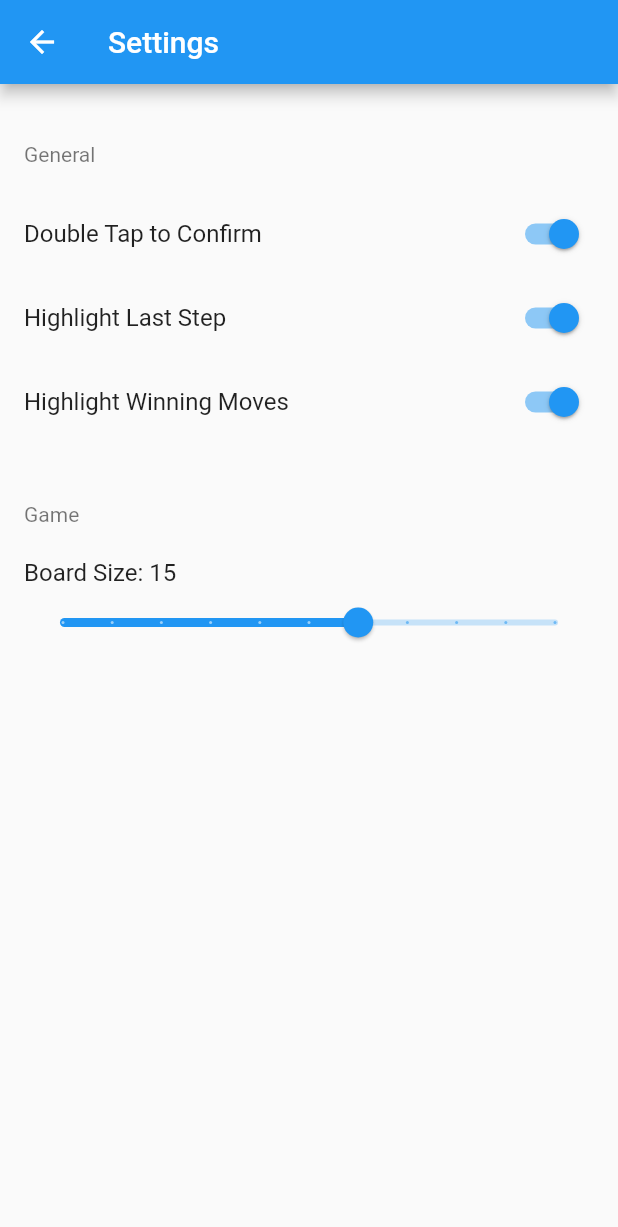
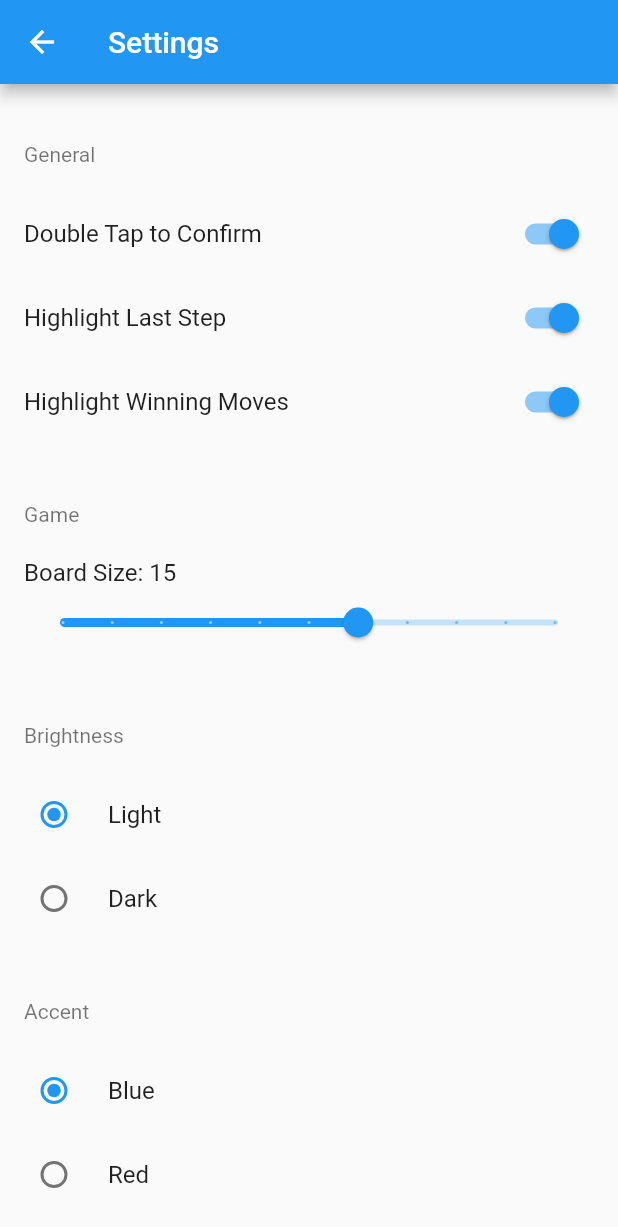
Before and after one commit to PeterKeDer/connect-5-flutter, a Flutter app: the screen it shows after launch, after a tap on the "settings" icon, on a phone screen of 412 x 824 dp. Shown: the top 1227 px of the screen. Run offline on Flutter 3.47's test engine with Material 2 defaults, Android fonts, the phone set to English and light mode, and no system bars; our stand-ins replace shared_preferences.

Commit message:
Add theme: can choose brightness and accent

```diff
--- a/lib/components/popup_action_sheet.dart
+++ b/lib/components/popup_action_sheet.dart
@@ -31,7 +31,7 @@ class PopupActionSheet extends StatelessWidget {
             padding: const EdgeInsets.symmetric(vertical: 12),
             child: Text(
               title,
-            style: TextStyle(color: Colors.black45),
+              style: TextStyle(color: Theme.of(context).textTheme.caption.color),
             ),
           ),
 
--- a/lib/components/status_bar.dart
+++ b/lib/components/status_bar.dart
@@ -102,7 +102,7 @@ class _GameStatusBarState extends State<GameStatusBar> with SingleTickerProvider
     return Container(
       height: BAR_HEIGHT,
       decoration: BoxDecoration(
-        color: Colors.lightBlue.withAlpha(180),
+        color: Theme.of(context).colorScheme.primary.withAlpha(180),
         borderRadius: BorderRadius.circular(BORDER_RADIUS),
       ),
       child: Padding(
@@ -110,7 +110,6 @@ class _GameStatusBarState extends State<GameStatusBar> with SingleTickerProvider
         child: Row(
           mainAxisAlignment: MainAxisAlignment.spaceBetween,
           children: <Widget>[
-            // TODO: maybe animate this
             if (!gameController.game.isFinished)
               _buildPieceIndicator(gameController.game.currentSide),
             _buildStatusText(gameController),
--- a/lib/helpers/settings_manager.dart
+++ b/lib/helpers/settings_manager.dart
@@ -1,4 +1,4 @@
-import 'package:flutter/foundation.dart';
+import 'package:flutter/material.dart';
 import 'package:shared_preferences/shared_preferences.dart';
 
 abstract class Settings {
@@ -17,22 +17,36 @@ class SettingsManager extends ChangeNotifier implements Settings {
   static const MIN_BOARD_SIZE = 9;
   static const MAX_BOARD_SIZE = 19;
 
+  static const APP_BRIGHTNESS_KEY = 'APP_BRIGHTNESS_KEY';
+  static const APP_BRIGHTNESS = {
+    'Light': Brightness.light,
+    'Dark': Brightness.dark
+  };
+
+  static const APP_ACCENT_KEY = 'APP_ACCENT_KEY';
+  static const APP_ACCENT = {
+    'Blue': Colors.blue,
+    'Red': Colors.red,
+    'Green': Colors.green,
+    'Orange': Colors.orange,
+    'Grey': Colors.grey
+  };
+
   SharedPreferences preferences;
 
-  bool isLoaded = false;
-
-  SettingsManager() {
-    SharedPreferences.getInstance().then(_initialize);
+  Future<void> initAsync() {
+    return SharedPreferences.getInstance().then(_initialize);
   }
 
   void _initialize(SharedPreferences preferences) {
     this.preferences = preferences;
-    isLoaded = true;
 
     _shouldDoubleTapConfirm = preferences.getBool(DOUBLE_TAP_CONFIRM_KEY) ?? true;
     _shouldHighlightLastStep = preferences.getBool(HIGHLIGHT_LAST_STEP_KEY) ?? true;
     _shouldHighlightWinningMoves = preferences.getBool(HIGHLIGHT_WINNING_MOVES_KEY) ?? true;
     _boardSize = preferences.getInt(BOARD_SIZE_KEY) ?? 15;
+    _appBrightnessString = preferences.getString(APP_BRIGHTNESS_KEY) ?? APP_BRIGHTNESS.keys.first;
+    _appAccentString = preferences.getString(APP_ACCENT_KEY) ?? APP_ACCENT.keys.first;
 
     notifyListeners();
   }
@@ -78,4 +92,29 @@ class SettingsManager extends ChangeNotifier implements Settings {
       notifyListeners();
     }
   }
+
+  ThemeData get appTheme => ThemeData(
+    brightness: APP_BRIGHTNESS[_appBrightnessString],
+    primarySwatch: APP_ACCENT[_appAccentString],
+  );
+
+  String _appBrightnessString;
+
+  String get appBrightnessString => _appBrightnessString;
+
+  set appBrightnessString(String value) {
+    _appBrightnessString = value;
+    preferences.setString(APP_BRIGHTNESS_KEY, value);
+    notifyListeners();
+  }
+
+  String _appAccentString;
+
+  String get appAccentString => _appAccentString;
+
+  set appAccentString(String value) {
+    _appAccentString = value;
+    preferences.setString(APP_ACCENT_KEY, value);
+    notifyListeners();
+  }
 }
--- a/lib/helpers/storage_manager.dart
+++ b/lib/helpers/storage_manager.dart
@@ -12,10 +12,6 @@ class GameStorageManager extends ChangeNotifier {
   static final shared = GameStorageManager();
 
   var games = StorableGames();
-
-  GameStorageManager() {
-    _readGames().then((_) => notifyListeners());
-  }
 
   /// Get the file where games are saved
   Future<File> get _gamesFile async {
@@ -68,7 +64,7 @@ class GameStorageManager extends ChangeNotifier {
   }
 
   /// Read from file to get saved games
-  Future<void> _readGames() async {
+  Future<void> readGamesAsync() async {
     final file = await _ensureGamesFile;
     final contentStr = await file.readAsString();
     games = StorableGames.fromJson(json.decode(contentStr));
--- a/lib/main.dart
+++ b/lib/main.dart
@@ -6,24 +6,37 @@ import 'package:flutter/services.dart';
 import 'package:provider/provider.dart';
 
 
-void main() => runApp(Connect5App());
+void main() async {
+  final settingsManager = SettingsManager();
+  final gameStorageManager = GameStorageManager();
+
+  await gameStorageManager.readGamesAsync();
+  await settingsManager.initAsync();
+
+  runApp(Connect5App(settingsManager, gameStorageManager));
+}
 
 class Connect5App extends StatelessWidget {
+  final SettingsManager settingsManager;
+  final GameStorageManager gameStorageManger;
+
+  Connect5App(this.settingsManager, this.gameStorageManger);
+
   @override
   Widget build(BuildContext context) {
     SystemChrome.setEnabledSystemUIOverlays([]);
 
     return MultiProvider(
       providers: [
-        ChangeNotifierProvider<GameStorageManager>.value(value: GameStorageManager()),
-        ChangeNotifierProvider<SettingsManager>.value(value: SettingsManager()),
+        ChangeNotifierProvider<GameStorageManager>.value(value: gameStorageManger),
+        ChangeNotifierProvider<SettingsManager>.value(value: settingsManager),
       ],
-      child: MaterialApp(
-        title: 'Connect 5',
-        theme: ThemeData(
-          primarySwatch: Colors.blue,
+      child: Builder(
+        builder: (context) => MaterialApp(
+          title: 'Connect 5',
+          theme: Provider.of<SettingsManager>(context).appTheme,
+          home: StartPage(),
         ),
-        home: StartPage(),
       )
     );
   }
--- a/lib/models/game_mode.dart
+++ b/lib/models/game_mode.dart
@@ -21,7 +21,8 @@ Widget getIcon(GameMode gameMode, {double size = 25, Color color = Colors.black4
         height: size,
         width: size,
         decoration: BoxDecoration(
-          color: color,
+          color: Colors.black,
+          border: Border.all(color: color, width: 2),
           borderRadius: BorderRadius.circular(size / 2),
         ),
       );
--- a/lib/pages/game_page.dart
+++ b/lib/pages/game_page.dart
@@ -140,7 +140,6 @@ class _GamePageState extends State<GamePage> with TickerProviderStateMixin {
     return ChangeNotifierProvider<GameController>.value(
       value: gameController,
       child: Scaffold(
-        backgroundColor: const Color.fromRGBO(240, 240, 240, 1),
         body: SafeArea(
           child: Stack(
             children: <Widget>[
--- a/lib/pages/settings_page.dart
+++ b/lib/pages/settings_page.dart
@@ -6,30 +6,33 @@ class SettingsPage extends StatelessWidget {
   @override
   Widget build(BuildContext context) {
     final settingsManager = Provider.of<SettingsManager>(context);
+    final primaryColor = Theme.of(context).colorScheme.primary;
 
     return Scaffold(
       appBar: AppBar(
         title: Text('Settings'),
       ),
-      body: settingsManager.isLoaded
-        ? ListView(
+      body: ListView(
         children: <Widget>[
           ListTile(
             subtitle: Text('General'),
           ),
-              SwitchListTile.adaptive(
+          SwitchListTile(
             value: settingsManager.shouldDoubleTapConfirm,
             title: Text('Double Tap to Confirm'),
+            activeColor: primaryColor,
             onChanged: (value) => settingsManager.shouldDoubleTapConfirm = value,
           ),
-              SwitchListTile.adaptive(
+          SwitchListTile(
             value: settingsManager.shouldHighlightLastStep,
             title: Text('Highlight Last Step'),
+            activeColor: primaryColor,
             onChanged: (value) => settingsManager.shouldHighlightLastStep = value,
           ),
-              SwitchListTile.adaptive(
+          SwitchListTile(
             value: settingsManager.shouldHighlightWinningMoves,
             title: Text('Highlight Winning Moves'),
+            activeColor: primaryColor,
             onChanged: (value) => settingsManager.shouldHighlightWinningMoves = value,
           ),
           ListTile(
@@ -37,18 +40,39 @@ class SettingsPage extends StatelessWidget {
           ),
           ListTile(
             title: Text('Board Size: ${settingsManager.boardSize}'),
-                subtitle: Slider.adaptive(
+            subtitle: Slider(
               divisions: SettingsManager.MAX_BOARD_SIZE - SettingsManager.MIN_BOARD_SIZE,
               min: SettingsManager.MIN_BOARD_SIZE.toDouble(),
               max: SettingsManager.MAX_BOARD_SIZE.toDouble(),
               value: settingsManager.boardSize.toDouble(),
               onChanged: (value) => settingsManager.boardSize = value.round(),
             ),
+          ),
+          ListTile(
+            subtitle: Text('Brightness'),
+          ),
+          ...SettingsManager.APP_BRIGHTNESS.keys.map((brightness) =>
+            RadioListTile<String>(
+              value: brightness,
+              groupValue: settingsManager.appBrightnessString,
+              title: Text(brightness),
+              activeColor: primaryColor,
+              onChanged: (brightness) => settingsManager.appBrightnessString = brightness,
             )
+          ),
+          ListTile(
+            subtitle: Text('Accent'),
+          ),
+          ...SettingsManager.APP_ACCENT.keys.map((accent) =>
+            RadioListTile<String>(
+              value: accent,
+              groupValue: settingsManager.appAccentString,
+              title: Text(accent),
+              activeColor: primaryColor,
+              onChanged: (accent) => settingsManager.appAccentString = accent,
+            )
+          ),
         ],
-          )
-        : Center(
-            child: Text('Loading Settings...'),
       )
     );
   }
--- a/lib/pages/start_page.dart
+++ b/lib/pages/start_page.dart
@@ -37,7 +37,7 @@ class _StartPageState extends State<StartPage> {
     PopupActionSheet(
       title: 'Start New Game',
       items: LOCAL_GAME_MODES.map((gameMode) => PopupActionSheetItem(
-        leading: getIcon(gameMode),
+        leading: getIcon(gameMode, color: Theme.of(context).textTheme.caption.color),
         text: getString(gameMode),
         onTap: () => _startGame(gameMode)
       )).toList()
```
Lines whose indentation alone changed are shown as unchanged.
